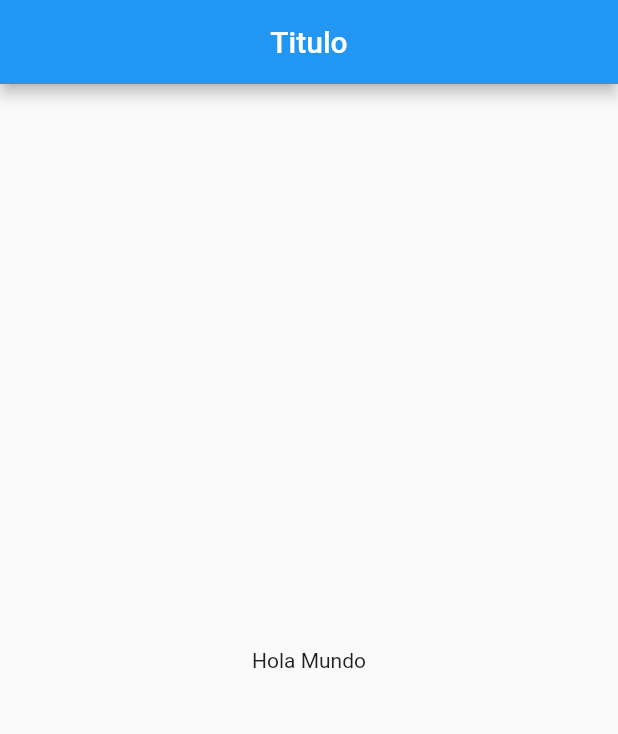
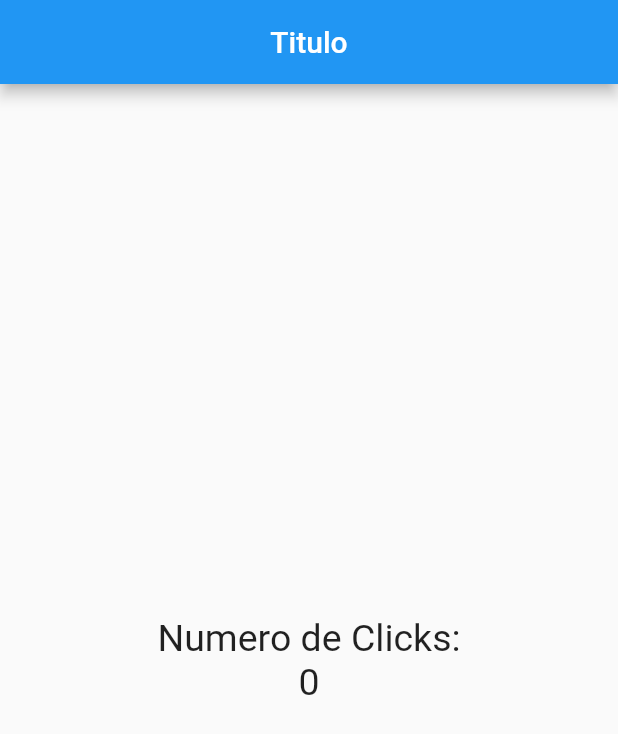
Before and after one commit to freddyarteaga/BasicApp, a Flutter app: the screen it shows after launch, on a phone screen of 412 x 824 dp. Shown: the top 734 px of the screen. Run offline on Flutter 3.47's test engine with Material 2 defaults, Android fonts, the phone set to English and light mode, and no system bars.

Commit message:
columnas y estilos

```diff
--- a/lib/src/pages/home_page.dart
+++ b/lib/src/pages/home_page.dart
@@ -1,6 +1,8 @@
 import 'package:flutter/material.dart';
 
 class HomePage extends StatelessWidget {
+  final estiloTexto = new TextStyle(fontSize: 25);
+
   @override
   Widget build(BuildContext context) {
     // TODO: implement build
@@ -9,7 +11,17 @@ class HomePage extends StatelessWidget {
         title: Text('Titulo'),
         centerTitle: true,
       ),
-      body: Center(child: Text('Hola Mundo')),
+      body: Center(
+          child: Column(
+        mainAxisAlignment: MainAxisAlignment.center,
+        children: <Widget>[
+          Text(
+            'Numero de Clicks:',
+            style: estiloTexto,
+          ),
+          Text('0', style: estiloTexto),
+        ],
+      )),
     );
   }
 }
```
